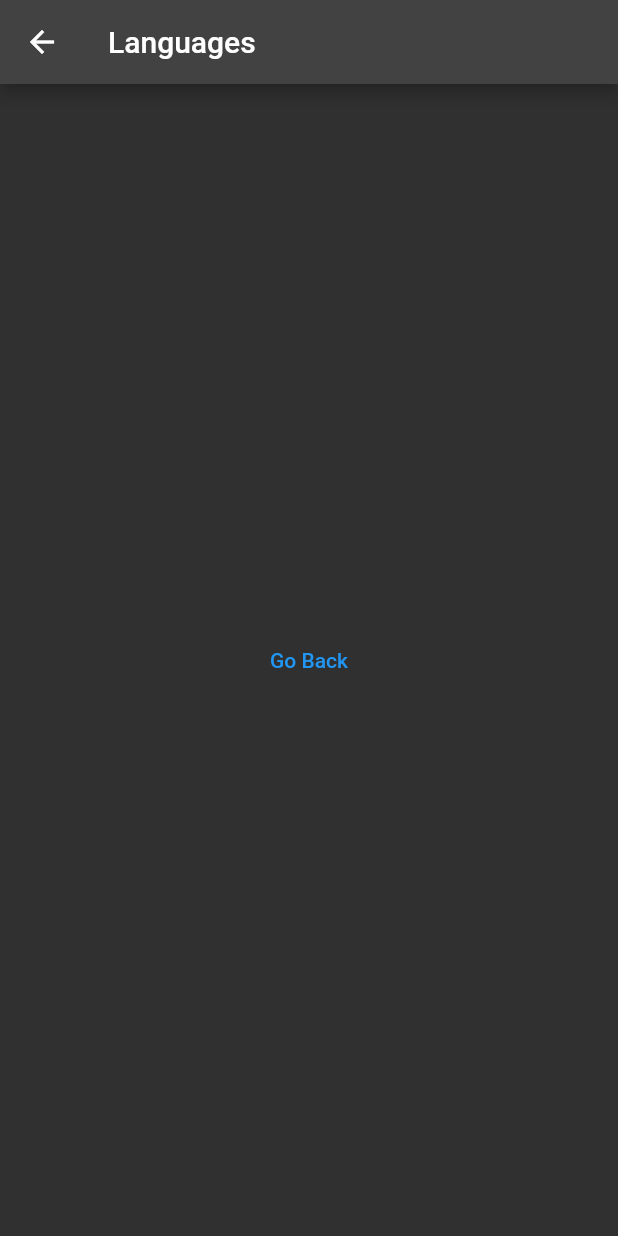
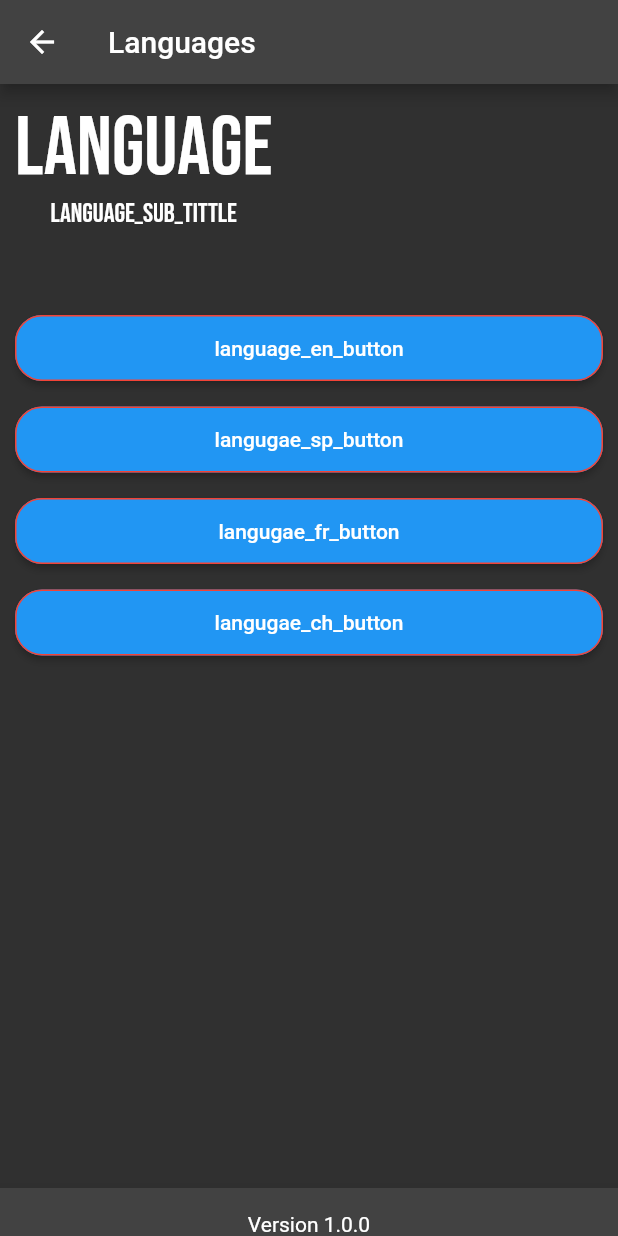
Before and after one commit to whipplejohn/StarGuide, a Flutter app: the screen it shows after launch, after a tap on the "settings" icon, on a phone screen of 412 x 824 dp. Run offline on Flutter 3.47's test engine with Material 2 defaults, Android fonts, the phone set to English and light mode, and no system bars; our stand-ins replace easy_localization, google_fonts, sqflite; accounts and stored records are empty; Roboto replaces fonts that are missing (GoogleFonts.bebasNeue).

Commit message:
updated new multi lingual feature

```diff
--- a/App/lib/main.dart
+++ b/App/lib/main.dart
@@ -16,7 +16,12 @@ void main() async {
   await EasyLocalization.ensureInitialized();
   runApp(
     EasyLocalization(
-        supportedLocales: const [Locale('en', 'US'), Locale('es', 'MX')],
+        supportedLocales: const [
+          Locale('en', 'US'),
+          Locale('es', 'MX'),
+          Locale('fr', 'FR'),
+          Locale('pt', 'BR')
+        ],
         path: 'assets/translations',
         fallbackLocale: Locale('en', 'US'),
         child: StarGuide()),
@@ -39,6 +44,9 @@ class StarGuide extends StatelessWidget {
   @override
   Widget build(BuildContext context) {
     return MaterialApp(
+      locale: context.locale,
+      supportedLocales: context.supportedLocales,
+      localizationsDelegates: context.localizationDelegates,
       debugShowCheckedModeBanner: false,
       title: 'Laser Star Guide',
       theme: ThemeData(
@@ -81,7 +89,7 @@ class _MyHomePageState extends State<MyHomePage> with TickerProviderStateMixin {
               tooltip: 'Laser Control'),
           IconButton(
             alignment: Alignment.center,
-            icon: (const Icon(Icons.info_rounded)),
+            icon: (const Icon(Icons.star_outline)),
             onPressed: () {
               Navigator.push(context, MaterialPageRoute(builder: (context) {
                 return const ConstellationInfo(title: 'Constellations');
@@ -103,13 +111,11 @@ class _MyHomePageState extends State<MyHomePage> with TickerProviderStateMixin {
         Padding(
           padding: const EdgeInsets.symmetric(horizontal: 25.0),
           child: Text(
-            "The New Way of Star Gazing",
+            'home_title'.tr(),
             style: GoogleFonts.bebasNeue(fontSize: 60),
           ),
         ),
-        Text(
-            'Welcome to our Laser Star Guide, Below are the general guidelines ',
-            style: GoogleFonts.bebasNeue(fontSize: 15)),
+        Text('home_sub_title'.tr(), style: GoogleFonts.bebasNeue(fontSize: 15)),
         const SizedBox(height: 25),
         Expanded(
           child: ListView(
@@ -151,18 +157,18 @@ class LaserControlState extends State<LaserControl> {
         Padding(
           padding: const EdgeInsets.symmetric(horizontal: 30.0),
           child: Text(
-            "⚠️Launch Control⚠️",
-            style: GoogleFonts.bebasNeue(fontSize: 50),
+            'laser_control'.tr(),
+            style: GoogleFonts.bebasNeue(fontSize: 45),
           ),
         ),
-        Text('Have Fun!', style: GoogleFonts.bebasNeue(fontSize: 15)),
+        Text('laser_control_subheading'.tr(),
+            style: GoogleFonts.bebasNeue(fontSize: 15)),
         //const SizedBox(height: 50),
         Expanded(
           child: Padding(
-            padding: const EdgeInsets.only(left: 40.0, bottom: 20),
+            padding: const EdgeInsets.only(left: 20.0, bottom: 15),
             child: ListView(
               scrollDirection: Axis.horizontal,
-              // ignore: prefer_const_literals_to_create_immutables
               children: [
                 Container(
                   padding: EdgeInsets.all(13),
@@ -171,7 +177,7 @@ class LaserControlState extends State<LaserControl> {
                       gradient: LinearGradient(
                           begin: Alignment.topCenter,
                           end: Alignment.bottomCenter,
-                          colors: [Colors.black, Colors.white]),
+                          colors: const [Colors.black, Colors.white]),
                       color: Colors.deepOrange[800],
                       borderRadius: BorderRadius.circular(20)),
                   child: Column(
@@ -179,14 +185,16 @@ class LaserControlState extends State<LaserControl> {
                     children: [
                       ClipRRect(
                         borderRadius: BorderRadius.circular(20),
-                        child: Image.asset('lib/images/image6.jpg'),
+                        child: Image.asset('lib/images/image4.jpg'),
                       ),
-                      const Text("Hello"),
+                      SizedBox(
+                        height: 5,
+                      ),
                       ElevatedButton(
                         onPressed: _launchURLBrowser,
                         // ignore: sort_child_properties_last
                         child: Text(
-                          'Launch',
+                          'laser_control_button'.tr(),
                           style: bebasNeue,
                         ),
                         style: ElevatedButton.styleFrom(
@@ -195,7 +203,7 @@ class LaserControlState extends State<LaserControl> {
                           shadowColor: Colors.white,
                           side: BorderSide(color: Colors.white, width: .7),
                           padding: EdgeInsets.symmetric(
-                              horizontal: 132, vertical: 30),
+                              horizontal: 132, vertical: 25),
                         ),
                       )
                     ],
@@ -375,12 +383,74 @@ class Languages extends StatelessWidget {
       appBar: AppBar(
         title: Text(title),
       ),
-      body: Center(
-        child: TextButton(
-          onPressed: () {
-            Navigator.pop(context);
-          },
-          child: const Text('Go Back'),
+      body: Padding(
+        padding: const EdgeInsets.all(10),
+        child: ListView(
+          children: [
+            Row(
+              children: [
+                Column(
+                  children: [
+                    Text(
+                      'language'.tr(),
+                      style: GoogleFonts.bebasNeue(fontSize: 55),
+                    ),
+                    Text(
+                      'language_sub_tittle'.tr(),
+                      style: GoogleFonts.bebasNeue(fontSize: 18),
+                      textAlign: TextAlign.center,
+                    )
+                  ],
+                ),
+              ],
+            ),
+            SizedBox(height: 50),
+            ElevatedButton(
+              style: ButtonStyle(
+                  shape: MaterialStateProperty.all<RoundedRectangleBorder>(
+                      RoundedRectangleBorder(
+                          borderRadius: BorderRadius.circular(18.0),
+                          side: BorderSide(color: Colors.red)))),
+              onPressed: () => context.setLocale(Locale('en', 'US')),
+              child: Text('language_en_button'.tr()),
+            ),
+            SizedBox(height: 5),
+            ElevatedButton(
+              style: ButtonStyle(
+                  shape: MaterialStateProperty.all<RoundedRectangleBorder>(
+                      RoundedRectangleBorder(
+                          borderRadius: BorderRadius.circular(18.0),
+                          side: BorderSide(color: Colors.red)))),
+              onPressed: () => context.setLocale(Locale('es', 'MX')),
+              child: Text('langugae_sp_button'.tr()),
+            ),
+            SizedBox(height: 5),
+            ElevatedButton(
+              style: ButtonStyle(
+                  shape: MaterialStateProperty.all<RoundedRectangleBorder>(
+                      RoundedRectangleBorder(
+                          borderRadius: BorderRadius.circular(18.0),
+                          side: BorderSide(color: Colors.red)))),
+              onPressed: () => context.setLocale(Locale('fr', 'FR')),
+              child: Text('langugae_fr_button'.tr()),
+            ),
+            SizedBox(height: 5),
+            ElevatedButton(
+              style: ButtonStyle(
+                  shape: MaterialStateProperty.all<RoundedRectangleBorder>(
+                      RoundedRectangleBorder(
+                          borderRadius: BorderRadius.circular(18.0),
+                          side: BorderSide(color: Colors.red)))),
+              onPressed: () => context.setLocale(Locale('pt', 'BR')),
+              child: Text('langugae_ch_button'.tr()),
+            ),
+          ],
+        ),
+      ),
+      bottomNavigationBar: const BottomAppBar(
+        child: Text(
+          "\nVersion 1.0.0",
+          textAlign: TextAlign.center,
         ),
       ),
     );
```
